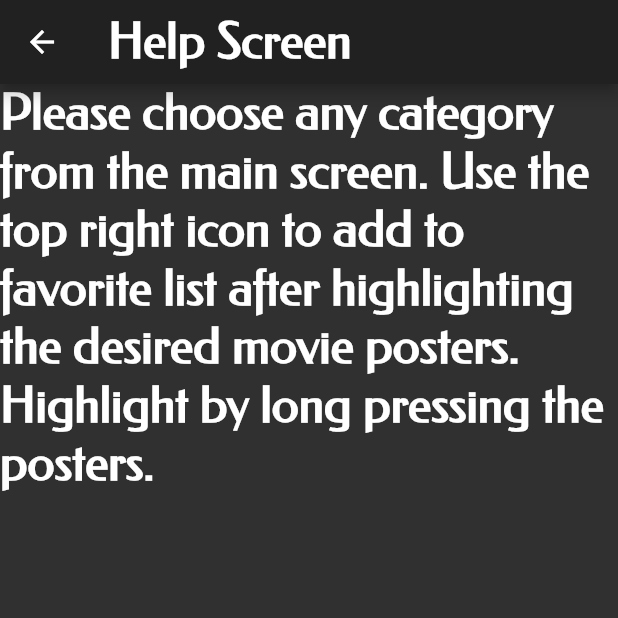
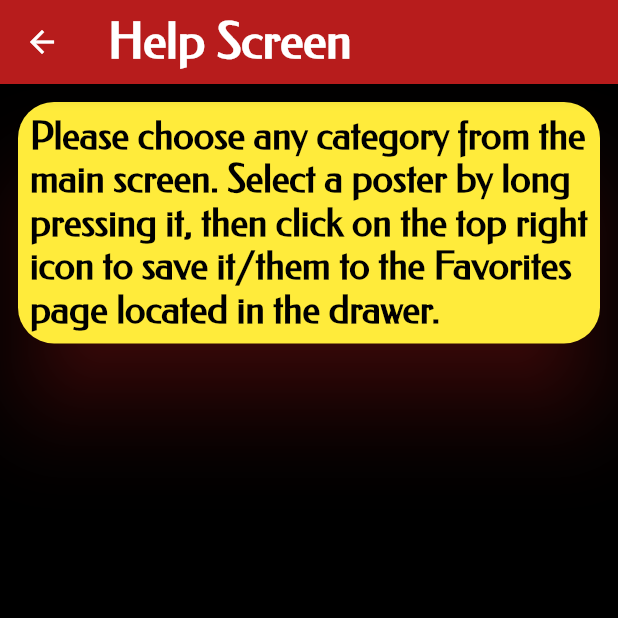
Before and after one commit to FidMS4/map-cw2, a Flutter app: the HelpScreen screen opened by its route, on a phone screen of 412 x 824 dp, the top half of it. Run offline on Flutter 3.47's test engine with Material 2 defaults, Android fonts, the phone set to English and light mode, and no system bars.

Commit message:
help screen adjusted but not final colors

```diff
--- a/lib/screen/help_screen.dart
+++ b/lib/screen/help_screen.dart
@@ -5,16 +5,29 @@ class HelpScreen extends StatelessWidget {
   @override
   Widget build(BuildContext context) {
     return Scaffold(
+      backgroundColor: Colors.black,
       appBar: AppBar(
         title: Text('Help Screen', style: Theme.of(context).textTheme.headline6),
+        backgroundColor: Colors.red[900],
       ),
-      body: Column(
-        children: [
-          Text(
-            'Please choose any category from the main screen. Use the top right icon to add to favorite list after highlighting the desired movie posters. Highlight by long pressing the posters.',
-            style: Theme.of(context).textTheme.headline6,
+      body: Card(
+        color: Colors.yellow,
+        elevation: 25.0,
+        margin: EdgeInsets.all(12.0),
+        shape: RoundedRectangleBorder(borderRadius: BorderRadius.circular(24.0)),
+        shadowColor: Colors.red[900],
+        child: Padding(
+          padding: const EdgeInsets.all(8.0),
+          child: Text(
+            'Please choose any category from the main screen. Select a poster by long pressing it, then click on the top right icon to save it/them to the Favorites page located in the drawer.',
+            style: TextStyle(
+              fontFamily: 'Federo',
+              fontSize: 25.0,
+              color: Colors.black,
+              fontWeight: FontWeight.bold,
+            ),
           ),
-        ],
+        ),
       ),
     );
   }
--- a/lib/screen/signin_screen.dart
+++ b/lib/screen/signin_screen.dart
@@ -123,7 +123,7 @@ class _Controller {
         orElse: () => null);
 
     if (user == null) {
-      state.render(() => state.error = 'not a valid username');
+      state.render(() => state.error = 'not a valid login');
     } else {
       state.render(() => state.error = null);
       Navigator.pushNamed(state.context, HomeScreen.routeName, arguments: user);
```
